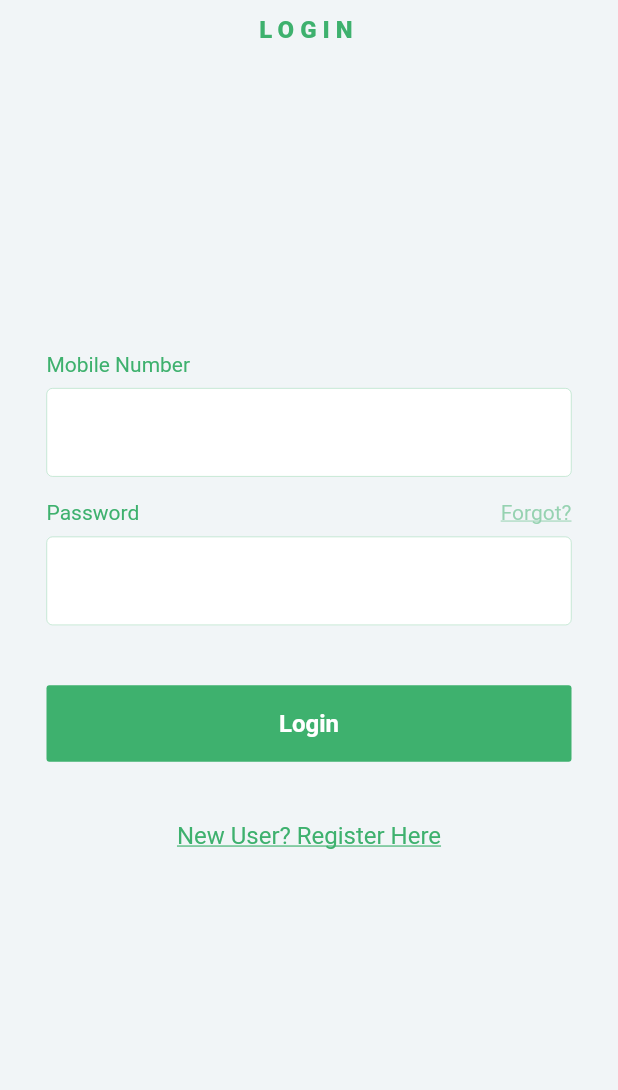
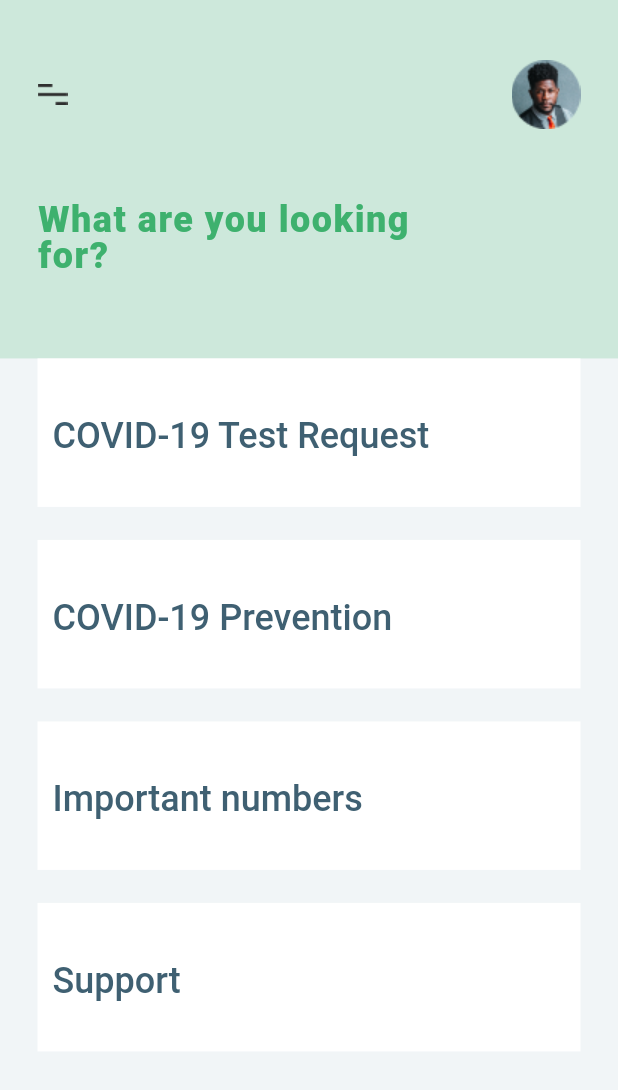
Before and after one commit to feMoraes0/covid-test-booking, a Flutter app: the screen it shows after launch, after a tap on "Login", on a phone screen of 412 x 824 dp. Shown: the top 1090 px of the screen. Run offline on Flutter 3.47's test engine with Material 2 defaults, Android fonts, the phone set to English and light mode, and no system bars; Roboto replaces fonts that are missing (Avenir).

Commit message:
feat(screens): home created

```diff
--- a/lib/main.dart
+++ b/lib/main.dart
@@ -1,3 +1,4 @@
+import 'package:covidapp/screens/home.dart';
 import 'package:covidapp/screens/login.dart';
 import 'package:covidapp/screens/register.dart';
 import 'package:flutter/material.dart';
@@ -17,6 +18,7 @@ class MyApp extends StatelessWidget {
       routes: {
         'login': (context) => Login(),
         'register': (context) => Register(),
+        'home': (context) => Home(),
       },
       home: Login(),
     );
--- /dev/null
+++ b/lib/screens/home.dart
@@ -0,0 +1,171 @@
+import 'package:flutter/material.dart';
+
+class Home extends StatelessWidget {
+  @override
+  Widget build(BuildContext context) {
+    ThemeData theme = Theme.of(context);
+    Size screen = MediaQuery.of(context).size;
+    return Scaffold(
+      backgroundColor: theme.backgroundColor,
+      body: SingleChildScrollView(
+        child: Column(
+          crossAxisAlignment: CrossAxisAlignment.stretch,
+          children: <Widget>[
+            Container(
+              height: screen.height * 0.29,
+              color: Color.fromRGBO(134, 207, 165, 0.34),
+              padding: const EdgeInsets.symmetric(
+                vertical: 40.0,
+                horizontal: 25.0,
+              ),
+              child: Column(
+                mainAxisAlignment: MainAxisAlignment.spaceBetween,
+                crossAxisAlignment: CrossAxisAlignment.start,
+                children: <Widget>[
+                  Row(
+                    mainAxisAlignment: MainAxisAlignment.spaceBetween,
+                    crossAxisAlignment: CrossAxisAlignment.center,
+                    children: <Widget>[
+                      Container(
+                        height: 14.0,
+                        width: 20.0,
+                        child: Image(
+                          image: AssetImage('images/menu-icon.png'),
+                        ),
+                      ),
+                      Container(
+                        width: 46.0,
+                        height: 46.0,
+                        decoration: BoxDecoration(
+                          borderRadius: BorderRadius.circular(360.0),
+                        ),
+                        child: Image(
+                          image: AssetImage('images/user.png'),
+                        ),
+                      )
+                    ],
+                  ),
+                  Container(
+                    margin: EdgeInsets.only(
+                      bottom: 15.0,
+                    ),
+                    width: screen.width * 0.68,
+                    child: Text(
+                      'What are you looking for?',
+                      style: TextStyle(
+                        fontFamily: 'Avenir',
+                        fontWeight: FontWeight.w900,
+                        fontSize: 24.0,
+                        height: 1,
+                        letterSpacing: 1,
+                        color: Color(0xFF3EB16E),
+                      ),
+                    ),
+                  )
+                ],
+              ),
+            ),
+            Container(
+              height: screen.height * 0.71,
+              padding: const EdgeInsets.symmetric(
+                horizontal: 25.0,
+              ),
+              child: ListView(
+                children: <Widget>[
+                  Container(
+                    height: 99.0,
+                    padding: const EdgeInsets.only(
+                      top: 33.0,
+                      left: 10.0,
+                      bottom: 33.0,
+                    ),
+                    margin: const EdgeInsets.only(
+                      bottom: 22.0,
+                    ),
+                    color: Colors.white,
+                    child: Text(
+                      'COVID-19 Test Request',
+                      style: TextStyle(
+                        fontSize: 24.0,
+                        fontFamily: 'Avenir',
+                        height: 1.4,
+                        fontWeight: FontWeight.w500,
+                        color: Color(0xFF3F6072),
+                      ),
+                    ),
+                  ),
+                  Container(
+                    height: 99.0,
+                    padding: const EdgeInsets.only(
+                      top: 33.0,
+                      left: 10.0,
+                      bottom: 33.0,
+                    ),
+                    margin: const EdgeInsets.only(
+                      bottom: 22.0,
+                    ),
+                    color: Colors.white,
+                    child: Text(
+                      'COVID-19 Prevention',
+                      style: TextStyle(
+                        fontSize: 24.0,
+                        fontFamily: 'Avenir',
+                        height: 1.4,
+                        fontWeight: FontWeight.w500,
+                        color: Color(0xFF3F6072),
+                      ),
+                    ),
+                  ),
+                  Container(
+                    height: 99.0,
+                    padding: const EdgeInsets.only(
+                      top: 33.0,
+                      left: 10.0,
+                      bottom: 33.0,
+                    ),
+                    margin: const EdgeInsets.only(
+                      bottom: 22.0,
+                    ),
+                    color: Colors.white,
+                    child: Text(
+                      'Important numbers',
+                      style: TextStyle(
+                        fontSize: 24.0,
+                        fontFamily: 'Avenir',
+                        height: 1.4,
+                        fontWeight: FontWeight.w500,
+                        color: Color(0xFF3F6072),
+                      ),
+                    ),
+                  ),
+                  Container(
+                    height: 99.0,
+                    padding: const EdgeInsets.only(
+                      top: 33.0,
+                      left: 10.0,
+                      bottom: 33.0,
+                    ),
+                    margin: const EdgeInsets.only(
+                      bottom: 22.0,
+                    ),
+                    color: Colors.white,
+                    child: Text(
+                      'Support',
+                      style: TextStyle(
+                        fontSize: 24.0,
+                        fontFamily: 'Avenir',
+                        height: 1.4,
+                        fontWeight: FontWeight.w500,
+                        color: Color(0xFF3F6072),
+                      ),
+                    ),
+                  ),
+                ],
+              ),
+            ),
+          ],
+        ),
+      ),
+    );
+  }
+}
--- a/lib/screens/login.dart
+++ b/lib/screens/login.dart
@@ -138,7 +138,9 @@ class Login extends StatelessWidget {
                                   vertical: 40.0,
                                 ),
                                 child: FlatButton(
-                                  onPressed: () {},
+                                  onPressed: () {
+                                    Navigator.pushNamed(context, 'home');
+                                  },
                                   color: Color(0xff3EB16E),
                                   child: Text(
                                     'Login',
--- a/lib/screens/register.dart
+++ b/lib/screens/register.dart
@@ -4,7 +4,9 @@ class Register extends StatelessWidget {
   @override
   Widget build(BuildContext context) {
     Size screen = MediaQuery.of(context).size;
+    ThemeData theme = Theme.of(context);
     return Scaffold(
+      backgroundColor: theme.backgroundColor,
       body: SafeArea(
         child: LayoutBuilder(
           builder: (context, constrains) {
--- a/pubspec.yaml
+++ b/pubspec.yaml
@@ -44,6 +44,8 @@ flutter:
   # assets:
   #  - images/a_dot_burr.jpeg
   #  - images/a_dot_ham.jpeg
+  assets:
+    - images/
 
   # An image asset can refer to one or more resolution-specific "variants", see
   # https://flutter.dev/assets-and-images/#resolution-aware.
```
Also changed, not shown: images/menu-icon.png (added), images/user.png (added).
